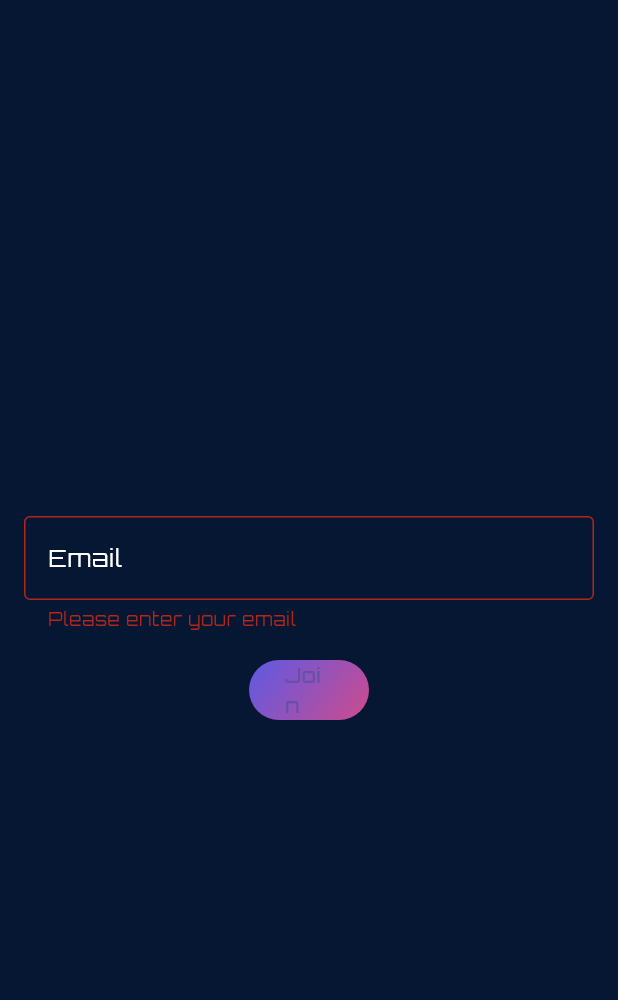
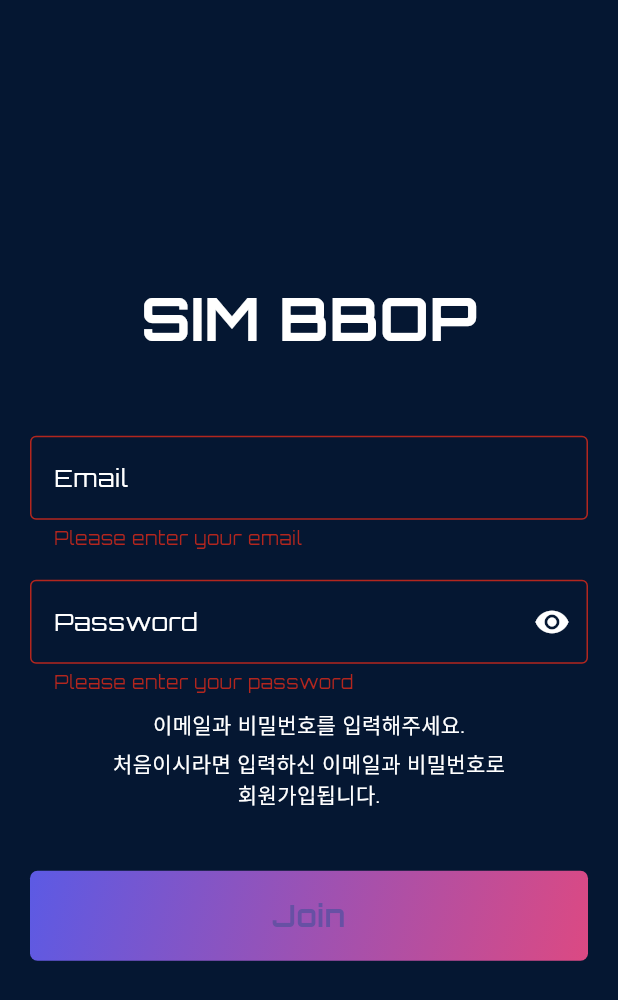
Before and after one commit to David-Lee-dev/Ahope, a Flutter app: the screen it shows after launch, after a tap on "Join", on a phone screen of 412 x 824 dp. Shown: the top 1000 px of the screen. Run offline on Flutter 3.47's test engine with Material 3 defaults, Android fonts, the phone set to English and light mode, and no system bars; our stand-ins replace carousel_slider, email_validator, google_fonts, loading_animation_widget, shared_preferences, shimmer; missing offline and left inert: random_text_reveal.

Commit message:
feat: modulize alert dialog manager

```diff
--- a/client/lib/enum/errorCode.enum.dart
+++ b/client/lib/enum/errorCode.enum.dart
@@ -3,4 +3,5 @@ enum ErrorCode {
   unauthorized,
   badRequest,
   serverError,
+  conflict,
 }
--- a/client/lib/main.dart
+++ b/client/lib/main.dart
@@ -2,7 +2,7 @@ import 'package:client/provider/collection.provider.dart';
 import 'package:client/provider/member.provider.dart';
 import 'package:client/screen/collection.screen.dart';
 import 'package:client/screen/gacha.screen.dart';
-import 'package:client/screen/login.screen.dart';
+import 'package:client/screen/landing.screen.dart';
 import 'package:client/screen/settings.screen.dart';
 import 'package:client/util/DiskStorageManager.util.dart';
 import 'package:client/widget/bottom_nav/bottomNav.widget.dart';
@@ -86,7 +86,7 @@ class _AppState extends State<App> {
             scaffoldBackgroundColor: const Color(0xff051732),
           ),
           home: member.id == null
-              ? const LoginScreen()
+              ? const LandingScreen()
               : Scaffold(
                   body: PageView(
                     controller: _pageController,
--- /dev/null
+++ b/client/lib/screen/landing.screen.dart
@@ -0,0 +1,157 @@
+import 'package:client/provider/member.provider.dart';
+import 'package:client/util/AlertDialogManager.util.dart';
+import 'package:client/util/DiskStorageManager.util.dart';
+import 'package:client/util/RequestManager.dart';
+import 'package:client/widget/gredientButton.widget.dart';
+import 'package:email_validator/email_validator.dart';
+import 'package:flutter/material.dart';
+import 'package:provider/provider.dart';
+
+class LandingScreen extends StatefulWidget {
+  const LandingScreen({super.key});
+
+  @override
+  State<LandingScreen> createState() => _LandingScreenState();
+}
+
+class _LandingScreenState extends State<LandingScreen> {
+  final _formKey = GlobalKey<FormState>();
+  final TextEditingController _emailController = TextEditingController();
+  final TextEditingController _passwordController = TextEditingController();
+  bool _isPasswordHidden = true;
+
+  void _join() {
+    if (_formKey.currentState?.validate() ?? false) {
+      RequestManager.requestJoin(
+        _emailController.text,
+        _passwordController.text,
+      ).then(
+        (member) {
+          DiskStorageManager.setMemberData(member);
+          Provider.of<MemberProvider>(context, listen: false).setAll(member);
+        },
+      ).catchError(
+          (error) => AlertDialogManager.handleJoinError(error, context));
+    }
+  }
+
+  @override
+  Widget build(BuildContext context) {
+    return Scaffold(
+      body: Padding(
+        padding: const EdgeInsets.symmetric(horizontal: 20),
+        child: Column(
+          mainAxisAlignment: MainAxisAlignment.center,
+          children: [
+            const Text(
+              'SIM BBOP',
+              style: TextStyle(
+                color: Colors.white,
+                fontSize: 40,
+                fontWeight: FontWeight.bold,
+              ),
+            ),
+            const SizedBox(height: 50),
+            Form(
+              key: _formKey,
+              child: Column(
+                children: [
+                  TextFormField(
+                    controller: _emailController,
+                    keyboardType: TextInputType.emailAddress,
+                    style: const TextStyle(color: Colors.white),
+                    decoration: const InputDecoration(
+                      labelText: 'Email',
+                      labelStyle: TextStyle(color: Colors.white),
+                      enabledBorder: OutlineInputBorder(
+                        borderSide: BorderSide(color: Colors.white),
+                      ),
+                      focusedBorder: OutlineInputBorder(
+                        borderSide: BorderSide(color: Colors.white),
+                      ),
+                      border: OutlineInputBorder(),
+                    ),
+                    validator: (value) {
+                      if (value == null || value.isEmpty) {
+                        return 'Please enter your email';
+                      } else if (!EmailValidator.validate(value)) {
+                        return 'Please enter a valid email';
+                      }
+                      return null;
+                    },
+                  ),
+                  const SizedBox(height: 20),
+                  TextFormField(
+                    controller: _passwordController,
+                    obscureText: _isPasswordHidden,
+                    style: const TextStyle(color: Colors.white),
+                    decoration: InputDecoration(
+                      labelText: 'Password',
+                      labelStyle: const TextStyle(color: Colors.white),
+                      enabledBorder: const OutlineInputBorder(
+                        borderSide: BorderSide(color: Colors.white),
+                      ),
+                      focusedBorder: const OutlineInputBorder(
+                        borderSide: BorderSide(color: Colors.white),
+                      ),
+                      border: const OutlineInputBorder(),
+                      suffixIcon: IconButton(
+                        icon: Icon(
+                          _isPasswordHidden
+                              ? Icons.visibility
+                              : Icons.visibility_off,
+                          color: Colors.white,
+                        ),
+                        onPressed: () {
+                          setState(() {
+                            _isPasswordHidden = !_isPasswordHidden;
+                          });
+                        },
+                      ),
+                    ),
+                    validator: (value) {
+                      if (value == null || value.isEmpty) {
+                        return 'Please enter your password';
+                      }
+                      return null;
+                    },
+                  ),
+                ],
+              ),
+            ),
+            const SizedBox(height: 10),
+            const Text(
+              '이메일과 비밀번호를 입력해주세요.',
+              style: TextStyle(color: Colors.white),
+            ),
+            const SizedBox(height: 5),
+            const Text(
+              '처음이시라면 입력하신 이메일과 비밀번호로',
+              style: TextStyle(color: Colors.white),
+            ),
+            const Text(
+              '회원가입됩니다.',
+              style: TextStyle(color: Colors.white),
+            ),
+            const SizedBox(height: 40),
+            GradientButton(
+              width: double.infinity,
+              height: 60,
+              onPressed: _join,
+              startColor: const Color(0xff5c5ae4),
+              endColor: const Color(0xffDE4981),
+              borderRadius: BorderRadius.circular(5),
+              child: const Text(
+                'Join',
+                style: TextStyle(
+                  fontSize: 20,
+                  fontWeight: FontWeight.bold,
+                ),
+              ),
+            )
+          ],
+        ),
+      ),
+    );
+  }
+}
--- a/client/lib/screen/login.screen.dart
+++ /dev/null
@@ -1,83 +0,0 @@
-import 'package:client/provider/member.provider.dart';
-import 'package:client/util/DiskStorageManager.util.dart';
-import 'package:client/util/RequestManager.dart';
-import 'package:client/widget/gredientButton.widget.dart';
-import 'package:flutter/material.dart';
-import 'package:email_validator/email_validator.dart';
-import 'package:provider/provider.dart';
-
-class LoginScreen extends StatefulWidget {
-  const LoginScreen({super.key});
-
-  @override
-  State<LoginScreen> createState() => _LoginScreenState();
-}
-
-class _LoginScreenState extends State<LoginScreen> {
-  final _formKey = GlobalKey<FormState>();
-  final TextEditingController _emailController = TextEditingController();
-
-  void _login() {
-    if (_formKey.currentState?.validate() ?? false) {
-      RequestManager.requestJoin(_emailController.text).then(
-        (member) {
-          DiskStorageManager.setMemberData(member);
-          Provider.of<MemberProvider>(context, listen: false).setAll(member);
-        },
-      ).catchError((error) {
-        throw error;
-      });
-    }
-  }
-
-  @override
-  Widget build(BuildContext context) {
-    return Scaffold(
-      body: Padding(
-        padding: const EdgeInsets.all(16.0),
-        child: Form(
-          key: _formKey,
-          child: Column(
-            mainAxisAlignment: MainAxisAlignment.center,
-            children: [
-              TextFormField(
-                controller: _emailController,
-                keyboardType: TextInputType.emailAddress,
-                style: const TextStyle(color: Colors.white),
-                decoration: const InputDecoration(
-                  labelText: 'Email',
-                  labelStyle: TextStyle(color: Colors.white),
-                  enabledBorder: OutlineInputBorder(
-                    borderSide: BorderSide(color: Colors.white),
-                  ),
-                  focusedBorder: OutlineInputBorder(
-                    borderSide: BorderSide(color: Colors.white),
-                  ),
-                  border: OutlineInputBorder(),
-                ),
-                validator: (value) {
-                  if (value == null || value.isEmpty) {
-                    return 'Please enter your email';
-                  } else if (!EmailValidator.validate(value)) {
-                    return 'Please enter a valid email';
-                  }
-                  return null;
-                },
-              ),
-              const SizedBox(height: 20),
-              GradientButton(
-                width: 80,
-                height: 40,
-                onPressed: _login,
-                startColor: const Color(0xff5c5ae4),
-                endColor: const Color(0xffDE4981),
-                borderRadius: BorderRadius.circular(20),
-                child: const Text('Join'),
-              )
-            ],
-          ),
-        ),
-      ),
-    );
-  }
-}
--- /dev/null
+++ b/client/lib/util/AlertDialogManager.util.dart
@@ -0,0 +1,202 @@
+import 'dart:io';
+
+import 'package:client/enum/errorCode.enum.dart';
+import 'package:client/util/DiskStorageManager.util.dart';
+import 'package:client/util/HttpResponseException.util.dart';
+import 'package:flutter/material.dart';
+
+enum DialogAction { exit, logout, retry, refresh }
+
+class AlertDialogManager {
+  static handleJoinError(
+    HttpResponseException exception,
+    BuildContext context,
+  ) {
+    const alertTitle = '로그인할 수 없습니다.';
+    late AlertDialog dialog;
+
+    switch (exception.code) {
+      case ErrorCode.badRequest:
+        dialog = AlertDialogManager._generateDialog(
+          alertTitle,
+          ['이메일와 비밀번호 모두 입력했는지 확인해주세요.'],
+          [
+            AlertDialogManager._generateButton(
+              '확인',
+              () => Navigator.pop(context),
+            ),
+          ],
+        );
+        break;
+      case ErrorCode.conflict:
+        dialog = AlertDialogManager._generateDialog(
+          alertTitle,
+          ['입력하신 이메일과 비밀번호에 해당하는 정보를 찾을 수 없습니다.'],
+          [
+            AlertDialogManager._generateButton(
+              '확인',
+              () => Navigator.pop(context),
+            ),
+          ],
+        );
+        break;
+      default:
+        dialog = AlertDialogManager._generateDefaultDialog(alertTitle, context);
+        break;
+    }
+
+    AlertDialogManager._showDialog(context, dialog);
+  }
+
+  static handleFetchMember(
+    HttpResponseException exception,
+    BuildContext context,
+  ) {
+    const alertTitle = '사용자 정보를 불러오지 못했습니다.';
+    late AlertDialog dialog;
+
+    switch (exception.code) {
+      case ErrorCode.notFound:
+        dialog = AlertDialogManager._generateDialog(
+          alertTitle,
+          ['로그인을 다시 해주세요. 로그아웃됩니다.'],
+          [
+            AlertDialogManager._generateButton('확인', () {
+              Navigator.pop(context);
+              DiskStorageManager.removeMemberData();
+            }),
+          ],
+        );
+        break;
+      default:
+        dialog = AlertDialogManager._generateDefaultDialog(alertTitle, context);
+        break;
+    }
+
+    AlertDialogManager._showDialog(context, dialog);
+  }
+
+  static handleFetchCollectionError(
+    HttpResponseException exception,
+    BuildContext context,
+  ) {
+    const alertTitle = '컬렉션 정보를 불러오지 못했습니다.';
+    late AlertDialog dialog;
+
+    switch (exception.code) {
+      case ErrorCode.notFound:
+        dialog = AlertDialogManager._generateDialog(
+          alertTitle,
+          ['로그인을 다시 해주세요. 로그아웃됩니다.'],
+          [
+            AlertDialogManager._generateButton('확인', () {
+              Navigator.pop(context);
+              DiskStorageManager.removeMemberData();
+            }),
+          ],
+        );
+        break;
+      default:
+        dialog = AlertDialogManager._generateDefaultDialog(alertTitle, context);
+        break;
+    }
+
+    AlertDialogManager._showDialog(context, dialog);
+  }
+
+  static handleDrawCard(
+    HttpResponseException exception,
+    BuildContext context,
+  ) {
+    const alertTitle = '뽑기에 실패했습니다.';
+    late AlertDialog dialog;
+
+    switch (exception.code) {
+      case ErrorCode.notFound:
+        dialog = AlertDialogManager._generateDialog(
+          alertTitle,
+          ['로그인을 다시 해주세요. 로그아웃됩니다.'],
+          [
+            AlertDialogManager._generateButton('확인', () {
+              Navigator.pop(context);
+              DiskStorageManager.removeMemberData();
+            }),
+          ],
+        );
+        break;
+      case ErrorCode.conflict:
+        dialog = AlertDialogManager._generateDialog(
+          alertTitle,
+          ['남은 티켓이 부족합니다.'],
+          [
+            AlertDialogManager._generateButton(
+              '확인',
+              () => Navigator.pop(context),
+            ),
+          ],
+        );
+        break;
+      default:
+        dialog = AlertDialogManager._generateDefaultDialog(alertTitle, context);
+        break;
+    }
+
+    AlertDialogManager._showDialog(context, dialog);
+  }
+
+  static TextButton _generateButton(String text, void Function()? action) {
+    return TextButton(
+      onPressed: action,
+      child: Text(text),
+    );
+  }
+
+  static AlertDialog _generateDialog(
+    String alertTitle,
+    List<String> alertContents,
+    List<TextButton> buttons,
+  ) {
+    return AlertDialog(
+      title: Text(alertTitle),
+      content: SingleChildScrollView(
+        child: ListBody(
+          children: alertContents.map((content) => Text(content)).toList(),
+        ),
+      ),
+      actions: buttons,
+    );
+  }
+
+  static AlertDialog _generateDefaultDialog(
+      String alertTitle, BuildContext context,
+      [bool? needExit]) {
+    action() {
+      if (needExit == true) {
+        exit(0);
+      } else {
+        Navigator.pop(context);
+      }
+    }
+
+    return _generateDialog(
+      alertTitle,
+      ['서버와 통신할 수 없습니다.'],
+      [_generateButton('확인', action)],
+    );
+  }
+
+  static void _showDialog(
+    BuildContext context,
+    AlertDialog dialog,
+  ) {
+    WidgetsBinding.instance.addPostFrameCallback((_) {
+      showDialog(
+        context: context,
+        barrierDismissible: false,
+        builder: (BuildContext context) {
+          return dialog;
+        },
+      );
+    });
+  }
+}
--- a/client/lib/util/HttpResponseException.util.dart
+++ b/client/lib/util/HttpResponseException.util.dart
@@ -10,8 +10,14 @@ class HttpResponseException implements Exception {
       case 400:
         code = ErrorCode.badRequest;
         break;
+      case 403:
+        code = ErrorCode.unauthorized;
+        break;
       case 404:
         code = ErrorCode.notFound;
+        break;
+      case 409:
+        code = ErrorCode.conflict;
         break;
       default:
         code = ErrorCode.serverError;
--- a/client/lib/util/RequestManager.dart
+++ b/client/lib/util/RequestManager.dart
@@ -10,7 +10,7 @@ typedef Res = http.Response;
 class RequestManager {
   static const String _baseUrl = "http://localhost:3000";
 
-  static Future<Member> requestJoin(String email) async {
+  static Future<Member> requestJoin(String email, String password) async {
     Res response = await http.post(
       _getUrl('/api/member'),
       headers: <String, String>{
@@ -19,6 +19,7 @@ class RequestManager {
       body: jsonEncode(
         <String, String>{
           'email': email,
+          'password': password,
         },
       ),
     );
```
Also changed, not shown: client/lib/screen/collection.screen.dart (+4 -60 lines), client/lib/screen/gacha.screen.dart (+12 -82 lines), client/lib/util/AlertMessageManager.util.dart (deleted, +0 -110 lines).
